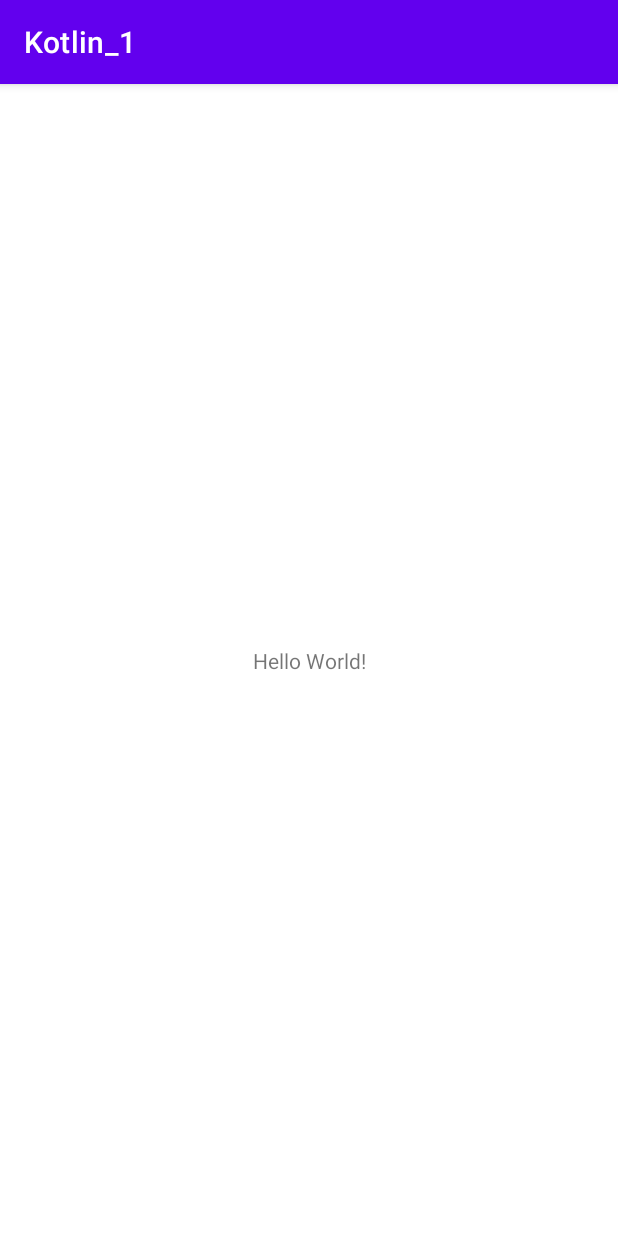
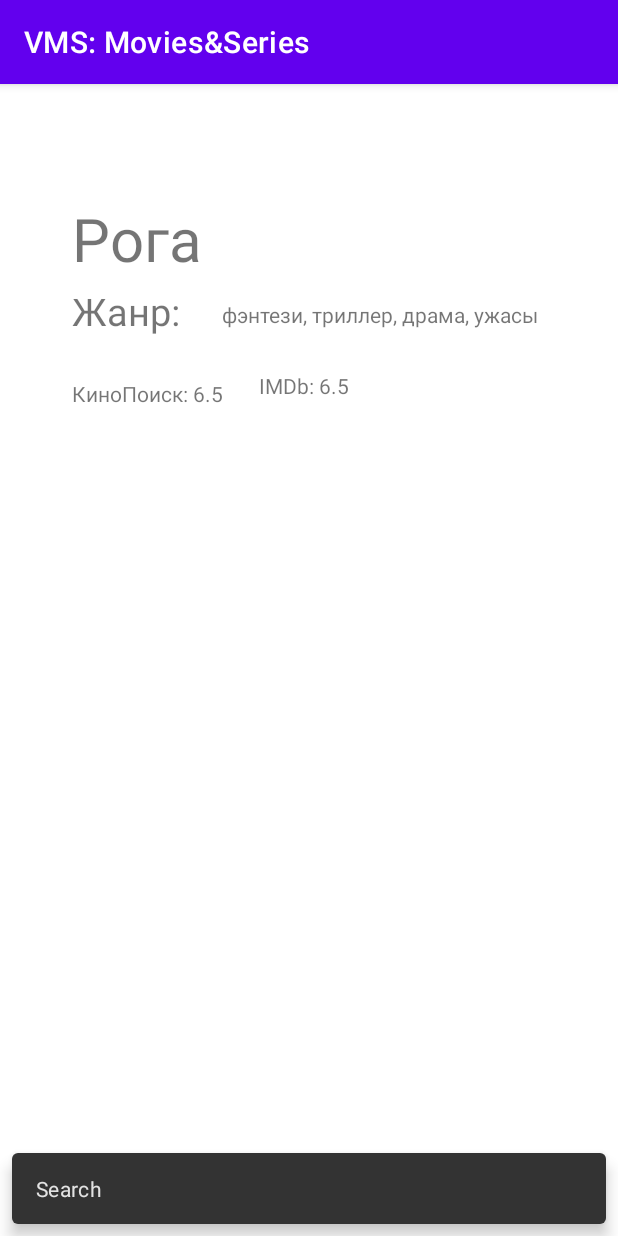
Before and after one commit to logotip/Kotlin_1, an Android app: the screen it shows after launch (MainActivity), on a phone screen of 412 x 824 dp. Run offline under Robolectric (Android 15) with nearby library versions, the phone set to English and light mode, and no system bars.

Commit message:
kotlin_lesson2 - готово

```diff
--- a/app/src/main/AndroidManifest.xml
+++ b/app/src/main/AndroidManifest.xml
@@ -9,7 +9,7 @@
         android:roundIcon="@mipmap/ic_launcher_round"
         android:supportsRtl="true"
         android:theme="@style/Theme.Kotlin_1">
-        <activity android:name=".MainActivity">
+        <activity android:name=".view.MainActivity">
             <intent-filter>
                 <action android:name="android.intent.action.MAIN" />
 
--- a/app/src/main/java/ru/m/kotlin_1/MainActivity.java
+++ /dev/null
@@ -1,14 +0,0 @@
-package ru.m.kotlin_1;
-
-import androidx.appcompat.app.AppCompatActivity;
-
-import android.os.Bundle;
-
-public class MainActivity extends AppCompatActivity {
-
-    @Override
-    protected void onCreate(Bundle savedInstanceState) {
-        super.onCreate(savedInstanceState);
-        setContentView(R.layout.activity_main);
-    }
-}
--- /dev/null
+++ b/app/src/main/java/ru/m/kotlin_1/model/Film.kt
@@ -0,0 +1,9 @@
+package ru.m.kotlin_1.model
+
+data class Film(
+        val film: String, // название фильма
+        val type: String, // фильм или сериал
+        val genre: String, // жанр
+        val year: Int //год выпуска
+
+)
--- /dev/null
+++ b/app/src/main/java/ru/m/kotlin_1/model/Movie.kt
@@ -0,0 +1,9 @@
+package ru.m.kotlin_1.model
+
+data class Movie(
+        val film: Film = getDefaultMovie(),
+        val rankKP: String = "КиноПоиск: 6.5", //рейтинг Кинопоиск
+        val rankIMBd: String = "IMDb: 6.5" //рейтинг IMDb
+)
+
+fun getDefaultMovie() = Film("Рога", "Фильм", "фэнтези, триллер, драма, ужасы", 2013)
--- /dev/null
+++ b/app/src/main/java/ru/m/kotlin_1/model/Repository.kt
@@ -0,0 +1,6 @@
+package ru.m.kotlin_1.model
+
+interface Repository {
+    fun geMovieFromServer(): Movie
+    fun getMovieFromLocalStorage(): Movie
+}
--- /dev/null
+++ b/app/src/main/java/ru/m/kotlin_1/model/RepositoryImpl.kt
@@ -0,0 +1,6 @@
+package ru.m.kotlin_1.model
+
+class RepositoryImpl : Repository {
+    override fun geMovieFromServer() = Movie()
+    override fun getMovieFromLocalStorage() = Movie()
+}
--- /dev/null
+++ b/app/src/main/java/ru/m/kotlin_1/view/MainActivity.kt
@@ -0,0 +1,22 @@
+package ru.m.kotlin_1.view
+
+import android.os.Bundle
+import androidx.appcompat.app.AppCompatActivity
+import ru.m.kotlin_1.R
+import ru.m.kotlin_1.databinding.MainActivityBinding
+
+class MainActivity : AppCompatActivity() {
+    private lateinit var binding: MainActivityBinding
+
+    override fun onCreate(savedInstanceState: Bundle?) {
+        super.onCreate(savedInstanceState)
+        binding = MainActivityBinding.inflate(layoutInflater)
+        setContentView(binding.root)
+
+        if (savedInstanceState == null) {
+            supportFragmentManager.beginTransaction()
+                    .replace(R.id.container, MainFragment.newInstance())
+                    .commitNow()
+        }
+    }
+}
--- /dev/null
+++ b/app/src/main/java/ru/m/kotlin_1/view/MainFragment.kt
@@ -0,0 +1,80 @@
+package ru.m.kotlin_1.view
+
+import android.os.Bundle
+import android.view.LayoutInflater
+import android.view.View
+import android.view.ViewGroup
+import androidx.fragment.app.Fragment
+import com.google.android.material.snackbar.Snackbar
+import ru.m.kotlin_1.R
+import ru.m.kotlin_1.databinding.FragmentDetailsBinding
+import ru.m.kotlin_1.model.Movie
+import ru.m.kotlin_1.viewmodel.AppState
+import ru.m.kotlin_1.viewmodel.MainViewModel
+import androidx.lifecycle.ViewModelProvider as ViewModelProvider
+
+class MainFragment : Fragment() {
+    private lateinit var binding: FragmentDetailsBinding
+
+    companion object {
+        fun newInstance() = MainFragment()
+    }
+
+    private lateinit var viewModel: MainViewModel
+
+    override fun onCreateView(inflater: LayoutInflater, container: ViewGroup?,
+                              savedInstanceState: Bundle?): View {
+        binding = FragmentDetailsBinding.inflate(inflater, container, false)
+        return binding.root
+    }
+
+    override fun onActivityCreated(savedInstanceState: Bundle?) {
+        super.onActivityCreated(savedInstanceState)
+        viewModel = ViewModelProvider(this).get(MainViewModel::class.java)
+
+        lifecycle.addObserver(viewModel)
+
+        viewModel.getLiveData().observe(viewLifecycleOwner, { renderData(it) })
+        viewModel.getLifeCycleData().observe(viewLifecycleOwner, {
+            Snackbar
+                    .make(binding.mainView, it, Snackbar.LENGTH_INDEFINITE)
+                    .show()
+        })
+        viewModel.getMovie()
+
+
+    }
+
+    private fun renderData(appState: AppState) = with(binding) {
+        when (appState) {
+            is AppState.Success -> {
+                val movieData = appState.movieData
+                loadingLayout.visibility = View.GONE
+                setData(movieData)
+            }
+            is AppState.Loading -> {
+                loadingLayout.visibility = View.VISIBLE
+            }
+            is AppState.Error -> {
+                loadingLayout.visibility = View.GONE
+                val error = appState.error
+                Snackbar
+                        .make(mainView, "Error", Snackbar.LENGTH_INDEFINITE)
+                        .setAction("Reload") { viewModel.getMovie() }
+                        .show()
+            }
+        }
+    }
+
+    private fun setData(movieData: Movie) = with(binding) {
+        titleMovie.text = movieData.film.film
+        genre.text = String.format(
+                getString(R.string.genre_titile),
+                movieData.film.type.toString(),
+                movieData.film.genre.toString(),
+                movieData.film.year.toInt()
+        )
+        rankKPValue.text = movieData.rankKP.toString()
+        rankIMBdValue.text = movieData.rankIMBd.toString()
+    }
+}
--- /dev/null
+++ b/app/src/main/java/ru/m/kotlin_1/viewmodel/AppState.kt
@@ -0,0 +1,10 @@
+package ru.m.kotlin_1.viewmodel
+
+import ru.m.kotlin_1.model.Movie
+
+
+sealed class AppState {
+    data class Success(val movieData: Movie) : AppState()
+    data class Error(val error: Throwable) : AppState()
+    object Loading : AppState()
+}
--- /dev/null
+++ b/app/src/main/java/ru/m/kotlin_1/viewmodel/MainViewModel.kt
@@ -0,0 +1,38 @@
+package ru.m.kotlin_1.viewmodel
+
+import androidx.lifecycle.*
+import ru.m.kotlin_1.model.Repository
+import ru.m.kotlin_1.model.RepositoryImpl
+import java.lang.Thread.sleep
+
+class MainViewModel(private val liveDataToObserve: MutableLiveData<AppState> = MutableLiveData())
+    : ViewModel(), LifecycleObserver {
+    private val repository: Repository = RepositoryImpl()
+    private val lifeCycleLiveData = MutableLiveData<String>()
+
+    fun getLiveData() = liveDataToObserve
+
+    fun getMovie() = getDataFromLocalSource()
+
+    fun getData(): LiveData<AppState> {
+        getDataFromLocalSource()
+        return liveDataToObserve
+    }
+
+    fun getLifeCycleData() = lifeCycleLiveData
+
+    fun getMovieFromRemoteSource() = getDataFromLocalSource()
+
+    private fun getDataFromLocalSource() {
+        liveDataToObserve.value = AppState.Loading
+        Thread {
+            sleep(1000)
+            liveDataToObserve.postValue(AppState.Success(repository.getMovieFromLocalStorage()))
+        }.start()
+    }
+
+    @OnLifecycleEvent(Lifecycle.Event.ON_START)
+    private fun onViewStart() {
+        lifeCycleLiveData.value = "Search"
+    }
+}
--- a/app/src/main/res/layout/activity_main.xml
+++ /dev/null
@@ -1,18 +0,0 @@
-<?xml version="1.0" encoding="utf-8"?>
-<androidx.constraintlayout.widget.ConstraintLayout xmlns:android="http://schemas.android.com/apk/res/android"
-    xmlns:app="http://schemas.android.com/apk/res-auto"
-    xmlns:tools="http://schemas.android.com/tools"
-    android:layout_width="match_parent"
-    android:layout_height="match_parent"
-    tools:context=".MainActivity">
-
-    <TextView
-        android:layout_width="wrap_content"
-        android:layout_height="wrap_content"
-        android:text="Hello World!"
-        app:layout_constraintBottom_toBottomOf="parent"
-        app:layout_constraintLeft_toLeftOf="parent"
-        app:layout_constraintRight_toRightOf="parent"
-        app:layout_constraintTop_toTopOf="parent" />
-
-</androidx.constraintlayout.widget.ConstraintLayout>
--- /dev/null
+++ b/app/src/main/res/layout/fragment_details.xml
@@ -0,0 +1,90 @@
+<?xml version="1.0" encoding="utf-8"?>
+
+<FrameLayout xmlns:android="http://schemas.android.com/apk/res/android"
+    xmlns:app="http://schemas.android.com/apk/res-auto"
+    xmlns:tools="http://schemas.android.com/tools"
+    android:layout_width="match_parent"
+    android:layout_height="match_parent">
+
+    <androidx.constraintlayout.widget.ConstraintLayout
+        android:id="@+id/mainView"
+        android:layout_width="match_parent"
+        android:layout_height="match_parent">
+
+        <TextView
+            android:id="@+id/titleMovie"
+            android:layout_width="wrap_content"
+            android:layout_height="wrap_content"
+            android:textSize="@dimen/movie_text"
+            app:layout_constraintBottom_toBottomOf="parent"
+            app:layout_constraintEnd_toEndOf="parent"
+            app:layout_constraintHorizontal_bias="0.148"
+            app:layout_constraintStart_toStartOf="parent"
+            app:layout_constraintTop_toTopOf="parent"
+            app:layout_constraintVertical_bias="0.106"
+            tools:text="Рога" />
+
+        <TextView
+            android:id="@+id/genre"
+            android:layout_width="wrap_content"
+            android:layout_height="wrap_content"
+            android:layout_marginStart="48dp"
+            android:layout_marginTop="4dp"
+            android:textSize="@dimen/rank_type"
+            app:layout_constraintStart_toStartOf="parent"
+            app:layout_constraintTop_toBottomOf="@+id/titleMovie"
+            tools:text="Жанр:" />
+
+        <TextView
+            android:id="@+id/title_genre"
+            android:layout_width="wrap_content"
+            android:layout_height="wrap_content"
+            android:layout_marginStart="28dp"
+            android:layout_marginTop="144dp"
+            android:text="фэнтези, триллер, драма, ужасы"
+            app:layout_constraintStart_toEndOf="@+id/genre"
+            app:layout_constraintTop_toTopOf="parent"
+            tools:ignore="MissingConstraints" />
+
+        <TextView
+            android:id="@+id/rankKPValue"
+            android:layout_width="wrap_content"
+            android:layout_height="wrap_content"
+            android:layout_marginStart="48dp"
+            android:layout_marginTop="28dp"
+
+            app:layout_constraintStart_toStartOf="parent"
+            app:layout_constraintTop_toBottomOf="@+id/genre"
+            tools:text="КиноПоиск: 6.5"/>
+
+        <TextView
+            android:id="@+id/rankIMBdValue"
+            android:layout_width="wrap_content"
+            android:layout_height="wrap_content"
+            android:layout_marginStart="24dp"
+            android:layout_marginTop="28dp"
+            app:layout_constraintStart_toEndOf="@+id/rankKPValue"
+            app:layout_constraintTop_toBottomOf="@+id/title_genre"
+            tools:text="IMDb: 6.5" />
+        <FrameLayout
+            android:id="@+id/loadingLayout"
+            android:layout_width="match_parent"
+            android:layout_height="match_parent"
+            android:background="@color/blue"
+            android:visibility="gone"
+            app:layout_constraintTop_toTopOf="parent"
+            tools:layout_editor_absoluteX="0dp"
+            tools:visibility="visible">
+
+            <ProgressBar
+                style="?android:attr/progressBarStyleLarge"
+                android:layout_width="wrap_content"
+                android:layout_height="wrap_content"
+                android:layout_gravity="center" />
+
+
+        </FrameLayout>
+
+    </androidx.constraintlayout.widget.ConstraintLayout>
+
+</FrameLayout>
--- /dev/null
+++ b/app/src/main/res/layout/main_activity.xml
@@ -0,0 +1,9 @@
+<?xml version="1.0" encoding="utf-8"?>
+<FrameLayout xmlns:android="http://schemas.android.com/apk/res/android"
+    xmlns:tools="http://schemas.android.com/tools"
+    android:id="@+id/container"
+    android:layout_width="match_parent"
+    android:layout_height="match_parent"
+    tools:context=".view.MainActivity" >
+
+</FrameLayout>
--- a/app/src/main/res/values/colors.xml
+++ b/app/src/main/res/values/colors.xml
@@ -1,6 +1,7 @@
 <?xml version="1.0" encoding="utf-8"?>
 <resources>
     <color name="purple_200">#FFBB86FC</color>
+    <color name="blue">#50369CEC</color>
     <color name="purple_500">#FF6200EE</color>
     <color name="purple_700">#FF3700B3</color>
     <color name="teal_200">#FF03DAC5</color>
--- /dev/null
+++ b/app/src/main/res/values/dimens.xml
@@ -0,0 +1,7 @@
+<?xml version="1.0" encoding="utf-8"?>
+<resources>
+    <dimen name="movie_title_margin_top">50dp</dimen>
+    <dimen name="margin_15_dp">15dp</dimen>
+    <dimen name="movie_text">40sp</dimen>
+    <dimen name="rank_type">25sp</dimen>
+</resources>
--- a/app/src/main/res/values/strings.xml
+++ b/app/src/main/res/values/strings.xml
@@ -1,3 +1,6 @@
 <resources>
-    <string name="app_name">Kotlin_1</string>
+    <string name="app_name">VMS: Movies&amp;Series</string>
+    <string name="genre_label">Жанр:</string>
+    <string name="rank_label">КиноПоиск</string>
+    <string name="genre_titile">Жанр: </string>
 </resources>
--- a/build.gradle
+++ b/build.gradle
@@ -1,11 +1,13 @@
 // Top-level build file where you can add configuration options common to all sub-projects/modules.
 buildscript {
+    ext.kotlin_version = '1.5.0'
     repositories {
         google()
         jcenter()
     }
     dependencies {
         classpath "com.android.tools.build:gradle:4.1.3"
+        classpath "org.jetbrains.kotlin:kotlin-gradle-plugin:$kotlin_version"
 
         // NOTE: Do not place your application dependencies here; they belong
         // in the individual module build.gradle files
```
Also changed, not shown: app/build.gradle (+13 -1 lines), app/src/main/res/layout/included_layout.xml (added, +11 -0 lines), app/src/main/res/layout/main_fragment.xml (added, +39 -0 lines), gradle/wrapper/gradle-wrapper.properties.
